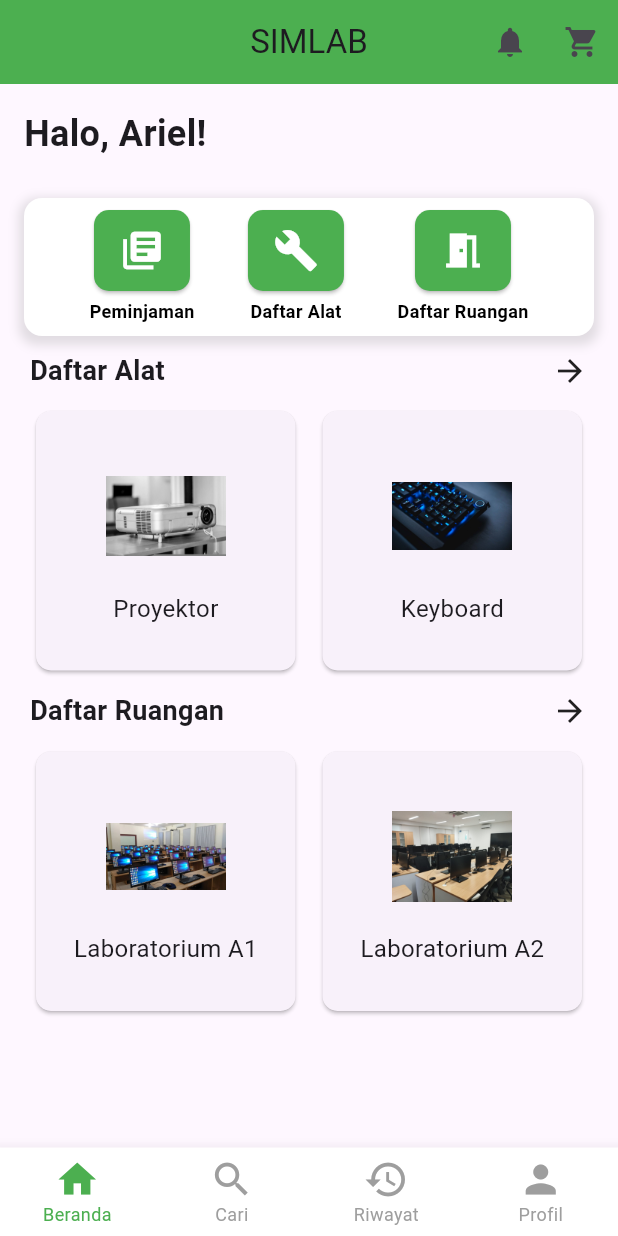
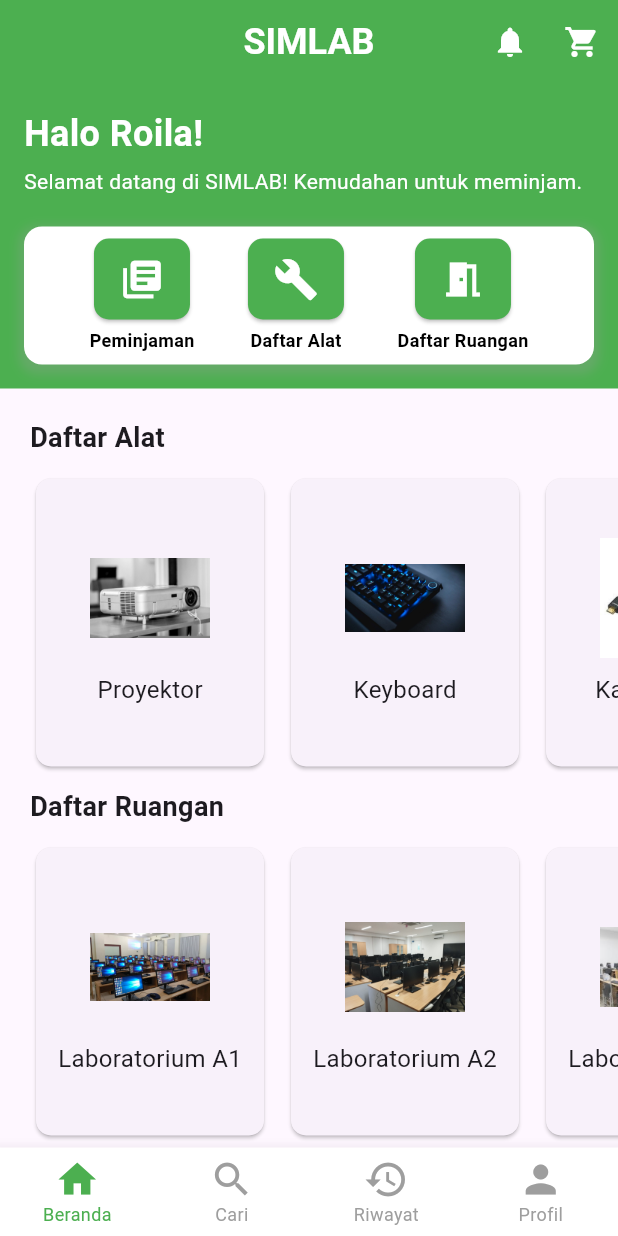
Before and after one commit to Dipengg/SimLabApp, a Flutter app: the HomePage screen opened directly, on a phone screen of 412 x 824 dp. Run offline on Flutter 3.47's test engine with Material 3 defaults, Android fonts, the light colour scheme and no system bars.

Commit message:
update by dipengg

```diff
--- a/lib/admin/adminregister.dart
+++ b/lib/admin/adminregister.dart
@@ -1,5 +1,5 @@
 import 'package:flutter/material.dart';
-import 'package:peminjaman_lab/peminjam/login.dart';
+import 'package:peminjaman_lab/login.dart';
 
 class AdminRegisterPage extends StatefulWidget {
   const AdminRegisterPage({super.key});
--- a/lib/main.dart
+++ b/lib/main.dart
@@ -1,5 +1,5 @@
 import 'package:flutter/material.dart';
-import 'package:peminjaman_lab/peminjam/login.dart';
+import 'package:peminjaman_lab/login.dart';
 
 void main() {
   runApp(const MyApp());
--- a/lib/peminjam/detailpeminjaman.dart
+++ /dev/null
@@ -1,93 +0,0 @@
-import 'package:flutter/material.dart';
-
-class Peminjaman {
-  final String namaPeminjam;
-  final String nim;
-  final String kategori;
-  final List<String> detail;
-  final String tanggalPeminjaman;
-  final String tanggalPengembalian;
-  final String keperluan;
-
-  Peminjaman({
-    required this.namaPeminjam,
-    required this.nim,
-    required this.kategori,
-    required this.detail,
-    required this.tanggalPeminjaman,
-    required this.tanggalPengembalian,
-    required this.keperluan,
-  });
-}
-
-class DetailPeminjamanPage extends StatelessWidget {
-  final Peminjaman peminjaman;
-
-  const DetailPeminjamanPage({super.key, required this.peminjaman});
-
-  @override
-  Widget build(BuildContext context) {
-    return Scaffold(
-      appBar: AppBar(
-        title: const Text('Detail Peminjaman'),
-        backgroundColor: Colors.green,
-        iconTheme: const IconThemeData(color: Colors.black),
-        elevation: 0,
-      ),
-      body: Padding(
-        padding: const EdgeInsets.all(16.0),
-        child: Column(
-          crossAxisAlignment: CrossAxisAlignment.start,
-          children: [
-            const Text(
-              'Peminjaman',
-              style: TextStyle(fontSize: 24, fontWeight: FontWeight.bold),
-            ),
-            const SizedBox(height: 16),
-            const Text(
-              'Nama Peminjam:',
-              style: TextStyle(fontWeight: FontWeight.bold),
-            ),
-            Text(peminjaman.namaPeminjam),
-            const SizedBox(height: 8),
-            const Text(
-              'NIM:',
-              style: TextStyle(fontWeight: FontWeight.bold),
-            ),
-            Text(peminjaman.nim),
-            const SizedBox(height: 8),
-            const Text(
-              'Kategori Peminjaman:',
-              style: TextStyle(fontWeight: FontWeight.bold),
-            ),
-            Text(peminjaman.kategori),
-            const SizedBox(height: 8),
-            const Text(
-              'Detail Peminjaman:',
-              style: TextStyle(fontWeight: FontWeight.bold),
-            ),
-            Text(peminjaman.detail.join('\n')),
-            const SizedBox(height: 8),
-            const Text(
-              'Tanggal Peminjaman:',
-              style: TextStyle(fontWeight: FontWeight.bold),
-            ),
-            Text(peminjaman.tanggalPeminjaman),
-            const SizedBox(height: 8),
-            const Text(
-              'Tanggal Pengembalian:',
-              style: TextStyle(fontWeight: FontWeight.bold),
-            ),
-            Text(peminjaman.tanggalPengembalian),
-            const SizedBox(height: 8),
-            const Text(
-              'Keperluan:',
-              style: TextStyle(fontWeight: FontWeight.bold),
-            ),
-            Text(peminjaman.keperluan),
-          ],
-        ),
-      ),
-    );
-  }
-}
--- a/lib/peminjam/homepage.dart
+++ b/lib/peminjam/homepage.dart
@@ -1,12 +1,12 @@
 import 'package:flutter/material.dart';
-import 'formpeminjaman.dart';
-import 'search.dart';
-import 'riwayat.dart';
-import 'profile.dart';
-import 'notification.dart';
-import 'daftaralat.dart';
-import 'daftarruangan.dart';
-import 'keranjang.dart';
+import 'package:peminjaman_lab/peminjam/formpeminjaman.dart';
+import 'package:peminjaman_lab/peminjam/search.dart';
+import 'package:peminjaman_lab/peminjam/riwayat.dart';
+import 'package:peminjaman_lab/peminjam/profile.dart';
+import 'package:peminjaman_lab/peminjam/notification.dart';
+import 'package:peminjaman_lab/peminjam/tool.dart';
+import 'package:peminjaman_lab/peminjam/room.dart';
+import 'package:peminjaman_lab/peminjam/cart.dart';
 
 class HomePage extends StatefulWidget {
   const HomePage({super.key});
@@ -36,11 +36,17 @@ class _HomePageState extends State<HomePage> {
       appBar: _selectedIndex == 0
           ? AppBar(
               backgroundColor: Colors.green,
-              title: const Text('SIMLAB'),
+              elevation: 0,
+        title: const Text('SIMLAB',
+                  style: TextStyle(
+                      fontSize: 24,
+                      fontWeight: FontWeight.bold,
+                      color: Colors.white),
+                ),
               centerTitle: true,
               actions: <Widget>[
                 IconButton(
-                  icon: const Icon(Icons.notifications),
+                  icon: const Icon(Icons.notifications, color: Colors.white),
                   onPressed: () {
                     Navigator.push(
                       context,
@@ -50,12 +56,12 @@ class _HomePageState extends State<HomePage> {
                   },
                 ),
                 IconButton(
-                  icon: const Icon(Icons.shopping_cart),
+                  icon: const Icon(Icons.shopping_cart, color: Colors.white),
                   onPressed: () {
                     Navigator.push(
                       context,
                       MaterialPageRoute(
-                          builder: (context) => const KeranjangPage()),
+                          builder: (context) => const CartPage()),
                     );
                   },
                 ),
@@ -98,27 +104,44 @@ class HomePageContent extends StatelessWidget {
       child: Column(
         crossAxisAlignment: CrossAxisAlignment.start,
         children: [
-          const Padding(
-            padding: EdgeInsets.all(16.0),
-            child: Text(
-              'Halo, Ariel!',
-              style: TextStyle(fontSize: 24, fontWeight: FontWeight.bold),
+          Container(
+            color: Colors.green,
+            padding: const EdgeInsets.all(16.0),
+            child: Column(
+              crossAxisAlignment: CrossAxisAlignment.start,
+              children: [
+                const Text(
+                  'Halo Roila!',
+                  style: TextStyle(
+                      fontSize: 24,
+                      fontWeight: FontWeight.bold,
+                      color: Colors.white),
+                ),
+                const SizedBox(height: 5),
+                const Text(
+                  'Selamat datang di SIMLAB! Kemudahan untuk meminjam.',
+                  style: TextStyle(fontSize: 14, color: Colors.white),
+                ),
+                const SizedBox(height: 20),
+                _buildButtonSection(context),
+              ],
             ),
           ),
           const SizedBox(height: 10),
-          _buildButtonSection(context),
-          _buildItemGrid(
+          _buildHorizontalScrollGrid(
             title: 'Daftar Alat',
             items: [
               {'title': 'Proyektor', 'image': 'images/proyektor.jpg'},
               {'title': 'Keyboard', 'image': 'images/keyboard.jpg'},
+              {'title': 'Kabel HDMI', 'image': 'images/kabel_hdmi.jpg'},
             ],
           ),
-          _buildItemGrid(
+          _buildHorizontalScrollGrid(
             title: 'Daftar Ruangan',
             items: [
               {'title': 'Laboratorium A1', 'image': 'images/lab_a1.jpg'},
               {'title': 'Laboratorium A2', 'image': 'images/lab_a2.jpg'},
+              {'title': 'Laboratorium A3', 'image': 'images/lab_a3.jpg'},
             ],
           ),
         ],
@@ -127,9 +150,7 @@ class HomePageContent extends StatelessWidget {
   }
 
   Widget _buildButtonSection(BuildContext context) {
-    return Padding(
-      padding: const EdgeInsets.symmetric(horizontal: 16.0),
-      child: Container(
+    return Container(
       padding: const EdgeInsets.all(8),
       decoration: BoxDecoration(
         color: Colors.white,
@@ -168,7 +189,6 @@ class HomePageContent extends StatelessWidget {
           }),
         ],
       ),
-      ),
     );
   }
 
@@ -199,39 +219,38 @@ class HomePageContent extends StatelessWidget {
     );
   }
 
-  Widget _buildItemGrid(
+  Widget _buildHorizontalScrollGrid(
       {required String title, required List<Map<String, String>> items}) {
     return Column(
       crossAxisAlignment: CrossAxisAlignment.start,
       children: [
         Padding(
           padding: const EdgeInsets.symmetric(horizontal: 20, vertical: 10),
-          child: Row(
-            mainAxisAlignment: MainAxisAlignment.spaceBetween,
-            children: [
-              Text(title,
-                  style: const TextStyle(
-                      fontSize: 18, fontWeight: FontWeight.bold)),
-              const Icon(Icons.arrow_forward),
-            ],
+          child: Text(
+            title,
+            style: const TextStyle(fontSize: 18, fontWeight: FontWeight.bold),
           ),
         ),
-        GridView.count(
-          shrinkWrap: true,
-          physics: const NeverScrollableScrollPhysics(),
-          crossAxisCount: 2,
-          childAspectRatio: 1,
-          crossAxisSpacing: 10,
-          mainAxisSpacing: 10,
+        SizedBox(
+          height: 200,
+          child: ListView.builder(
+            scrollDirection: Axis.horizontal,
             padding: const EdgeInsets.symmetric(horizontal: 20),
-          children: items.map((item) => _gridItem(item)).toList(),
+            itemCount: items.length,
+            itemBuilder: (context, index) {
+              return _gridItem(items[index]);
+            },
+          ),
         ),
       ],
     );
   }
 
   Widget _gridItem(Map<String, String> item) {
-    return Card(
+    return Container(
+      width: 160,
+      margin: const EdgeInsets.only(right: 10),
+      child: Card(
         shape: RoundedRectangleBorder(
           borderRadius: BorderRadius.circular(10),
         ),
@@ -250,6 +269,7 @@ class HomePageContent extends StatelessWidget {
             ),
           ],
         ),
+      ),
     );
   }
 }
--- a/lib/peminjam/notification.dart
+++ b/lib/peminjam/notification.dart
@@ -9,6 +9,7 @@ class NotificationPage extends StatelessWidget {
       appBar: AppBar(
         title: const Text('Pemberitahuan!'),
         backgroundColor: Colors.green,
+        centerTitle: true,
       ),
       body: Padding(
         padding: const EdgeInsets.all(16.0),
```
Also changed, not shown: lib/login.dart (renamed from lib/peminjam/login.dart, +7 -2 lines), lib/peminjam/cart.dart (renamed from lib/peminjam/keranjang.dart, +5 -4 lines), lib/peminjam/detailalat.dart (deleted, +0 -56 lines), lib/peminjam/detailruangan.dart (deleted, +0 -50 lines), lib/peminjam/profile.dart (+10 -4 lines), lib/peminjam/riwayat.dart (+7 -5 lines), lib/peminjam/room.dart (renamed from lib/peminjam/daftarruangan.dart, +50 -2 lines), lib/peminjam/search.dart (+6 -1 lines), lib/peminjam/tool.dart (renamed from lib/peminjam/daftaralat.dart, +56 -2 lines). Lines whose indentation alone changed are shown as unchanged.
